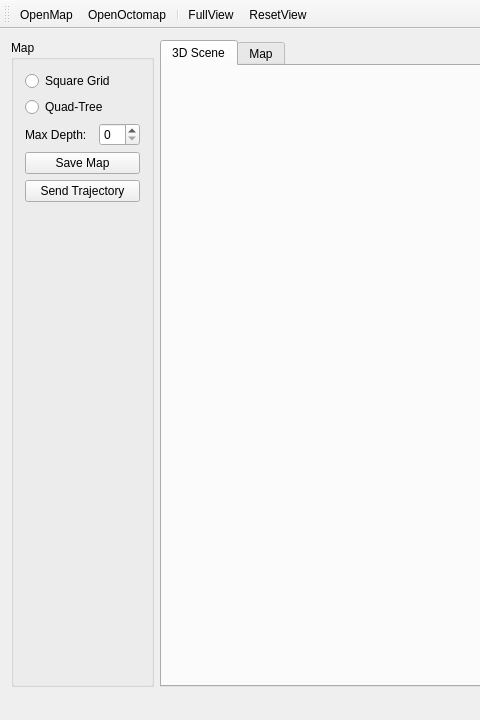
Qt form pc/visualization/src/mainwindow.ui (rxdu/libxmotion) before a commit; both pictures show x 0 to 480 and y 0 to 720 of the 1280 by 720 pixel window.
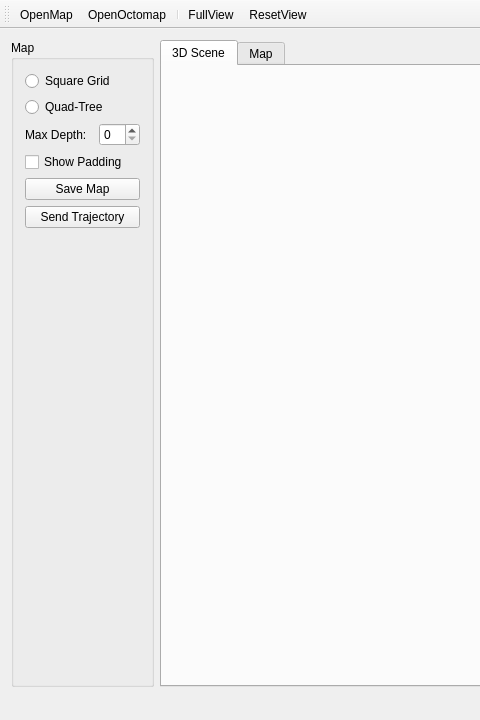
The same form after that commit. Icons and pictures are not drawn.

Commit message: improved map info and padding area display

```diff
--- a/pc/visualization/src/mainwindow.ui
+++ b/pc/visualization/src/mainwindow.ui
@@ -75,7 +75,7 @@
        <item row="3" column="2">
         <widget class="QSpinBox" name="sbQTreeMaxDepth"/>
        </item>
-       <item row="6" column="0">
+       <item row="7" column="0">
         <spacer name="verticalSpacer">
          <property name="orientation">
           <enum>Qt::Vertical</enum>
@@ -88,7 +88,7 @@
          </property>
         </spacer>
        </item>
-       <item row="5" column="0" colspan="3">
+       <item row="6" column="0" colspan="3">
         <widget class="QPushButton" name="btnSendTraj">
          <property name="text">
           <string>Send Trajectory</string>
@@ -102,13 +102,20 @@
          </property>
         </widget>
        </item>
-       <item row="4" column="0" colspan="3">
+       <item row="5" column="0" colspan="3">
         <widget class="QPushButton" name="pushButton">
          <property name="text">
           <string>Save Map</string>
          </property>
         </widget>
        </item>
+       <item row="4" column="0" colspan="3">
+        <widget class="QCheckBox" name="cbShowPadding">
+         <property name="text">
+          <string>Show Padding</string>
+         </property>
+        </widget>
+       </item>
       </layout>
      </widget>
     </item>
```
The commit also changes 10 other files.
